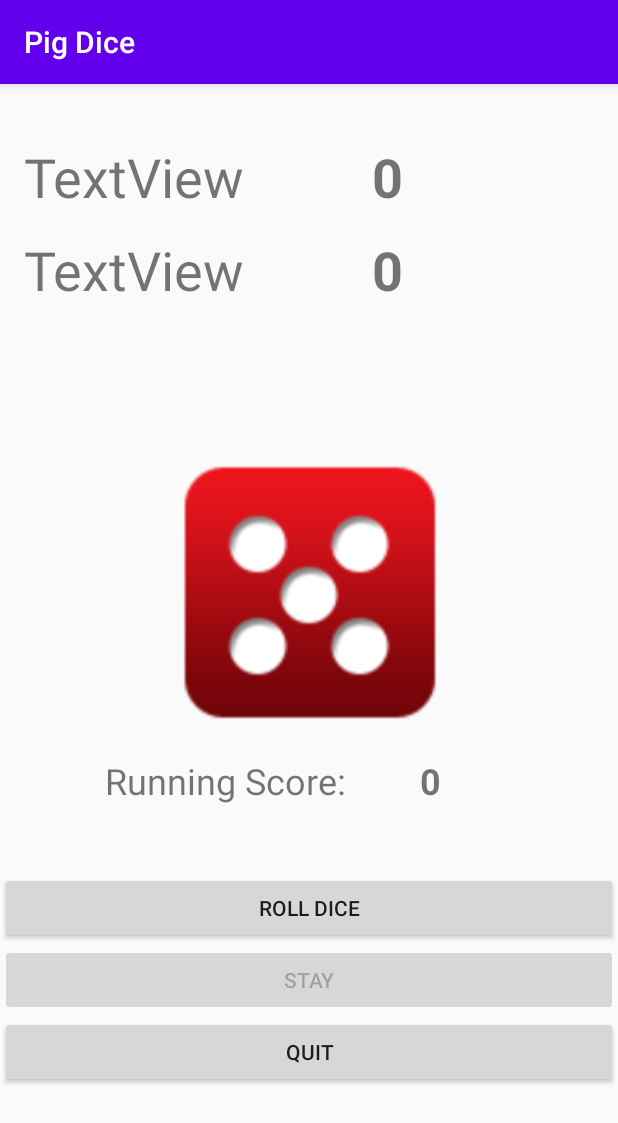
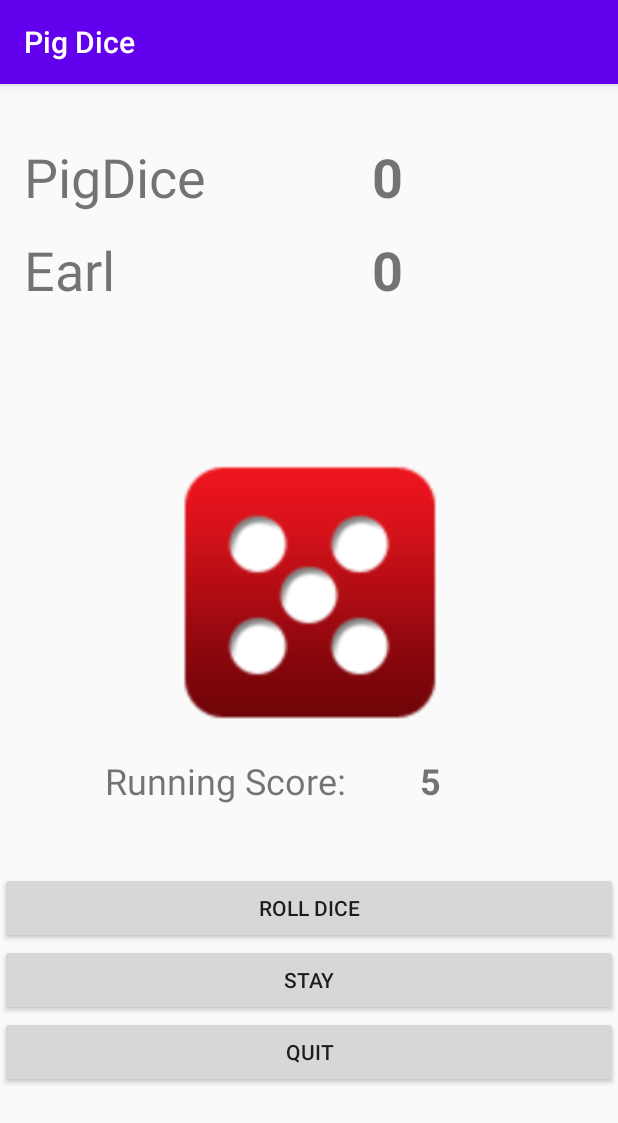
Before and after one commit to tlasalle5027/PigDiceAndroid, an Android app: the GameActivity screen opened directly, with no data from a screen before it, after a tap on "ROLL DICE", on a phone screen of 412 x 824 dp. Shown: the top 1123 px of the screen. Run offline under Robolectric (Android 15) with nearby library versions, the light colour scheme and no system bars.

Commit message:
Created Method for changing diceImage Set up Main Activity to change player and computer name labels Wrote method for ending turn

```diff
--- a/app/src/main/java/com/tel5027/pigdice/Activities/GameActivity.java
+++ b/app/src/main/java/com/tel5027/pigdice/Activities/GameActivity.java
@@ -38,7 +38,25 @@ public class GameActivity extends AppCompatActivity {
 
         gameScreen = this.findViewById(android.R.id.content);
 
+        pName = (TextView)findViewById(R.id.playerName);
+        pScore = (TextView)findViewById(R.id.playerScore);
+        cName = (TextView)findViewById(R.id.compName);
+        cScore = (TextView)findViewById(R.id.compScore);
         runScore = (TextView)findViewById(R.id.runningScoreView);
+
+        pName.setText(os.getName());
+
+        switch(os.getDifficulty()){
+            case 1:
+                cName.setText("Earl");
+                break;
+            case 2:
+                cName.setText("Ian");
+                break;
+            case 3 :
+                cName.setText("Harry");
+                break;
+        }
     }
 
     public void quitGame(View view) {
@@ -49,4 +67,10 @@ public class GameActivity extends AppCompatActivity {
         engine.playerTurn(gameScreen);
         runScore.setText(Integer.toString(engine.getRunningScore()));
     }
+
+    public void endTurn(View view) {
+        engine.endTurn(gameScreen);
+        runScore.setText(Integer.toString(engine.getRunningScore()));
+        pScore.setText(Integer.toString(engine.getPlayerScore()));
+    }
 }
--- a/app/src/main/java/com/tel5027/pigdice/Controller/GameLogic.java
+++ b/app/src/main/java/com/tel5027/pigdice/Controller/GameLogic.java
@@ -2,6 +2,7 @@ package com.tel5027.pigdice.Controller;
 
 import android.graphics.drawable.Drawable;
 import android.view.View;
+import android.widget.Button;
 import android.widget.ImageView;
 
 import com.tel5027.pigdice.R;
@@ -13,8 +14,17 @@ public class GameLogic {
 
     private Random pigroll;
     private OptionStore os;
+
     private int endScore;
     private int difficulty;
+    private int runningScore;
+    private int playerScore;
+    private int compScore;
+
+    private ImageView diceImage;
+
+    private Button rollButton;
+    private Button stayButton;
 
     public GameLogic(OptionStore o){
         os = o;
@@ -22,6 +32,22 @@ public class GameLogic {
 
         difficulty = os.getDifficulty();
         endScore = os.getEndScore();
+
+        runningScore = 0;
+        playerScore = 0;
+        compScore = 0;
+    }
+
+    public int getPlayerScore(){
+        return playerScore;
+    }
+
+    public int getCompScore(){
+        return compScore;
+    }
+
+    public int getRunningScore(){
+        return runningScore;
     }
 
     public int turn(){
@@ -32,16 +58,11 @@ public class GameLogic {
         return (pScore < endScore && cScore < endScore);
     }
 
-    public int playerTurn(View v){
-        int roll = 0;
-        ImageView diceImage = (ImageView)v.findViewById(R.id.diceImage);
-
-        roll = turn();
-
+    public void changeDiceImage(View v, int roll){
+        diceImage = (ImageView)v.findViewById(R.id.diceImage);
         switch(roll){
             case 1:
                 diceImage.setImageResource(R.drawable.die_1);
-                roll = 0;
                 break;
             case 2:
                 diceImage.setImageResource(R.drawable.die_2);
@@ -59,8 +80,53 @@ public class GameLogic {
                 diceImage.setImageResource(R.drawable.die_6);
                 break;
         }
+    }
 
-         return roll;
+    public int playerTurn(View v){
+        int roll = 0;
+
+        rollButton = (Button)v.findViewById(R.id.rollButton);
+        stayButton = (Button)v.findViewById(R.id.stayButton);
+
+        roll = turn();
+        stayButton.setEnabled(true);
+
+        changeDiceImage(v, roll);
+
+        if(roll == 1){
+            rollButton.setEnabled(false);
+            roll = 0;
+            runningScore = 0;
+        }
+
+        runningScore += roll;
+
+        return roll;
+    }
+
+    public void endTurn(View v){
+        rollButton = (Button)v.findViewById(R.id.rollButton);
+        stayButton = (Button)v.findViewById(R.id.stayButton);
+
+        stayButton.setEnabled(false);
+        playerScore += runningScore;
+        runningScore = 0;
+
+        rollButton.setEnabled(true);
+    }
+
+    public void computerTurn(View v){
+        int roll = 0;
+        diceImage = (ImageView)v.findViewById(R.id.diceImage);
+
+        switch(difficulty){
+            case 1:
+                break;
+            case 2:
+                break;
+            case 3:
+                break;
+        }
 
     }
 
--- a/app/src/main/res/layout/activity_game.xml
+++ b/app/src/main/res/layout/activity_game.xml
@@ -95,6 +95,7 @@
             android:id="@+id/stayButton"
             android:layout_width="match_parent"
             android:layout_height="wrap_content"
+            android:onClick="endTurn"
             android:enabled="false"
             android:text="@string/stay" />
 
```
